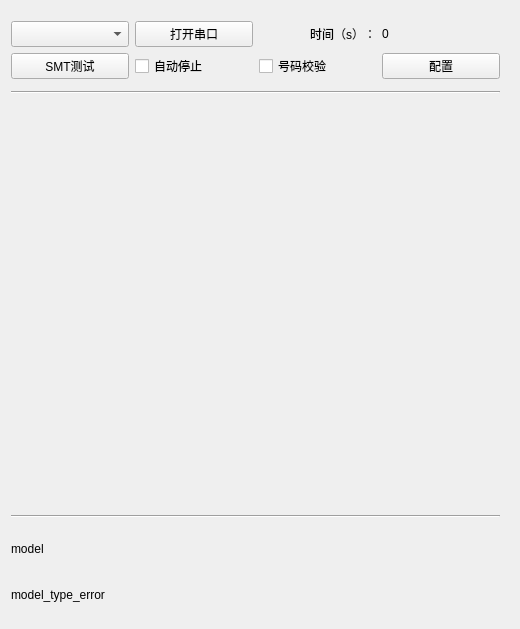
Old version of the form JawaySMTTool/widget.ui in the repository qianniu123/JawayTool.
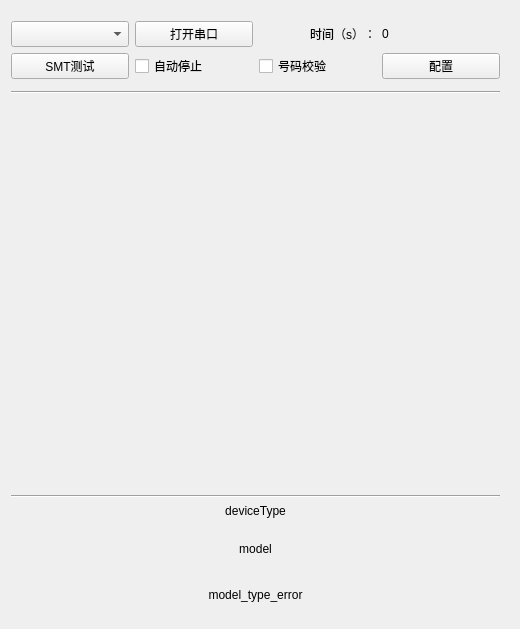
New version of the form. Icons and pictures are not drawn.

```diff
--- a/JawaySMTTool/widget.ui
+++ b/JawaySMTTool/widget.ui
@@ -240,6 +240,19 @@
       </property>
      </widget>
     </item>
+    <item>
+     <widget class="QLabel" name="label_deviceType">
+      <property name="layoutDirection">
+       <enum>Qt::LeftToRight</enum>
+      </property>
+      <property name="text">
+       <string>deviceType</string>
+      </property>
+      <property name="alignment">
+       <set>Qt::AlignCenter</set>
+      </property>
+     </widget>
+    </item>
     <item>
      <widget class="QLabel" name="label_model">
       <property name="minimumSize">
@@ -251,6 +264,9 @@
       <property name="text">
        <string>model</string>
       </property>
+      <property name="alignment">
+       <set>Qt::AlignCenter</set>
+      </property>
      </widget>
     </item>
     <item>
@@ -267,6 +283,9 @@
       <property name="text">
        <string>model_type_error</string>
       </property>
+      <property name="alignment">
+       <set>Qt::AlignCenter</set>
+      </property>
      </widget>
     </item>
    </layout>
```
